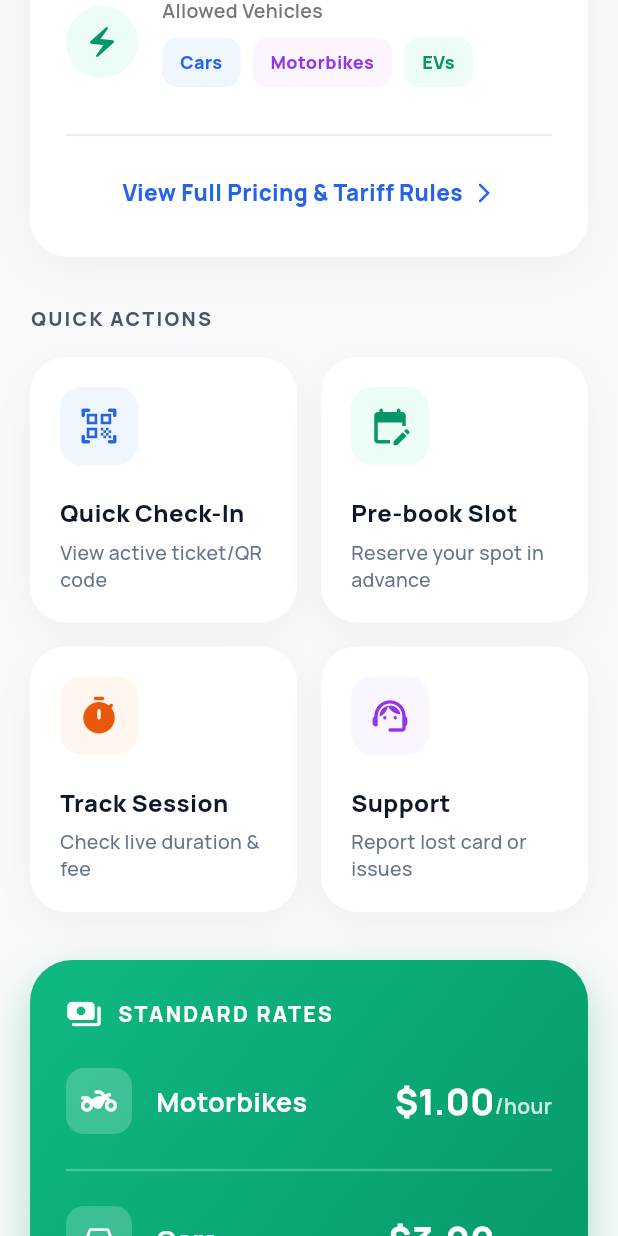
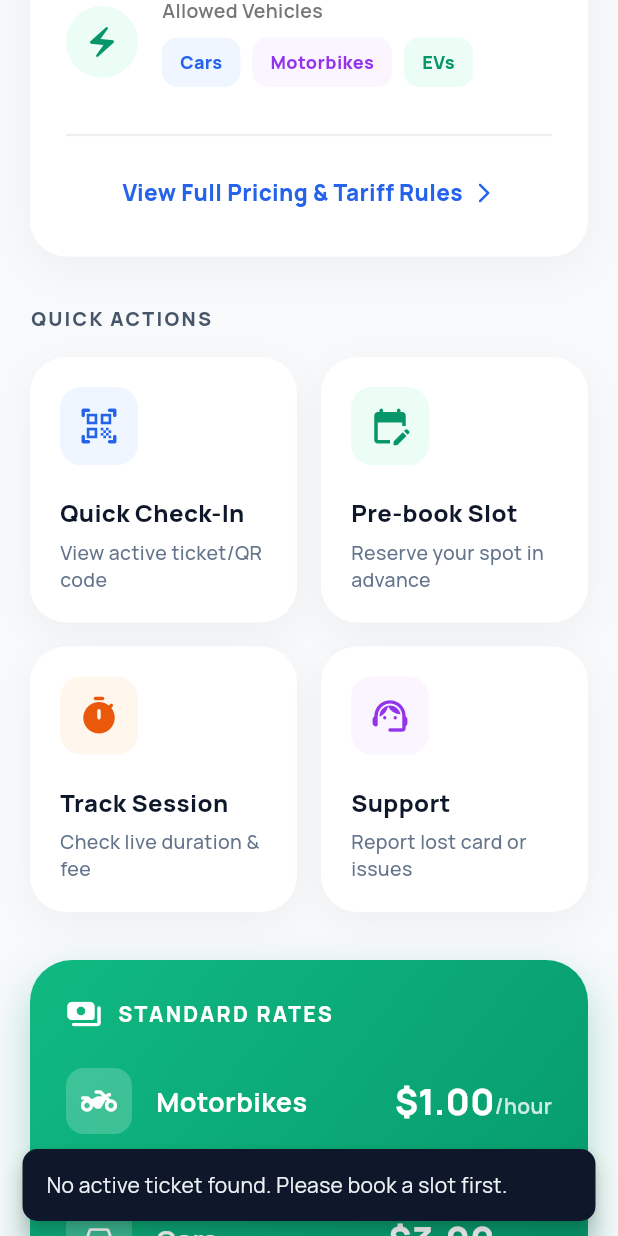
Before and after one commit to lehuy9413/BuildingParking-PRM, a Flutter app: the DriverHomeScreen screen opened directly, scrolled down 576 dp, after a tap on "Quick Check-In", on a phone screen of 412 x 824 dp. Run offline on Flutter 3.47's test engine with Material 3 defaults, Android fonts, the phone set to English and light mode, and no system bars; our stand-ins replace dio, equatable, flutter_riverpod, google_fonts, qr_flutter.

Commit message:
feat(booking): update quick actions and profile with tracking navigation

```diff
--- a/lib/features/driver_booking/presentation/screens/driver_home_screen.dart
+++ b/lib/features/driver_booking/presentation/screens/driver_home_screen.dart
@@ -4,6 +4,9 @@ import '../../../../app/app.dart' as import_app;
 import '../controllers/booking_controller.dart';
 import 'booking_flow_screen.dart';
 import 'ai_suggestion_screen.dart';
+import '../../../driver_tracking/presentation/screens/live_session_screen.dart';
+import '../../../driver_tracking/presentation/screens/feedback_screen.dart';
+import 'digital_ticket_screen.dart';
 
 class DriverHomeScreen extends StatelessWidget {
   const DriverHomeScreen({super.key});
@@ -406,14 +409,32 @@ class DriverHomeScreen extends StatelessWidget {
         Row(
           children: [
             Expanded(
-              child: _buildActionCard(
+              child: Consumer(
+                builder: (context, ref, child) {
+                  return _buildActionCard(
                     isDark: isDark,
                     icon: Icons.qr_code_scanner_rounded,
                     iconColor: isDark ? const Color(0xFF60A5FA) : const Color(0xFF2563EB),
                     iconBgColor: isDark ? const Color(0xFF1E3A8A).withOpacity(0.4) : const Color(0xFFEFF6FF),
                     title: 'Quick Check-In',
                     subtitle: 'View active ticket/QR code',
-                onTap: () {},
+                    onTap: () {
+                      final confirmedBooking = ref.read(bookingControllerProvider).confirmedBooking;
+                      if (confirmedBooking != null) {
+                        Navigator.push(context, MaterialPageRoute(builder: (_) => DigitalTicketScreen(booking: confirmedBooking)));
+                      } else {
+                        ScaffoldMessenger.of(context).showSnackBar(
+                          SnackBar(
+                            content: const Text('No active ticket found. Please book a slot first.'),
+                            backgroundColor: isDark ? const Color(0xFF334155) : const Color(0xFF0F172A),
+                            behavior: SnackBarBehavior.floating,
+                            shape: RoundedRectangleBorder(borderRadius: BorderRadius.circular(10)),
+                          ),
+                        );
+                      }
+                    },
+                  );
+                },
               ),
             ),
             const SizedBox(width: 16),
@@ -443,7 +464,9 @@ class DriverHomeScreen extends StatelessWidget {
                 iconBgColor: isDark ? const Color(0xFF7C2D12).withOpacity(0.4) : const Color(0xFFFFF7ED),
                 title: 'Track Session',
                 subtitle: 'Check live duration & fee',
-                onTap: () {},
+                onTap: () {
+                  import_app.HomeScreen.switchTab(context, 2);
+                },
               ),
             ),
             const SizedBox(width: 16),
@@ -455,7 +478,9 @@ class DriverHomeScreen extends StatelessWidget {
                 iconBgColor: isDark ? const Color(0xFF581C87).withOpacity(0.4) : const Color(0xFFFAF5FF),
                 title: 'Support',
                 subtitle: 'Report lost card or issues',
-                onTap: () {},
+                onTap: () {
+                  Navigator.push(context, MaterialPageRoute(builder: (_) => const FeedbackScreen()));
+                },
               ),
             ),
           ],
```
Also changed, not shown: lib/features/auth_profile/presentation/screens/profile_screen.dart (+7 -2 lines). Lines whose indentation alone changed are shown as unchanged.
